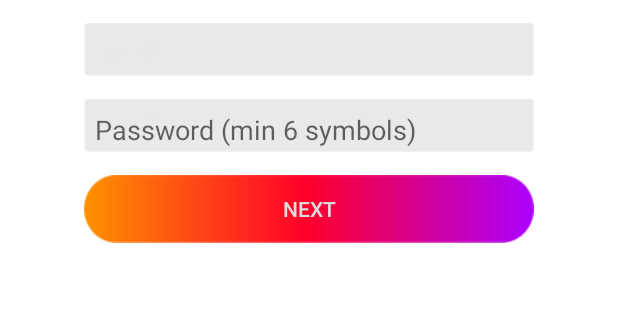
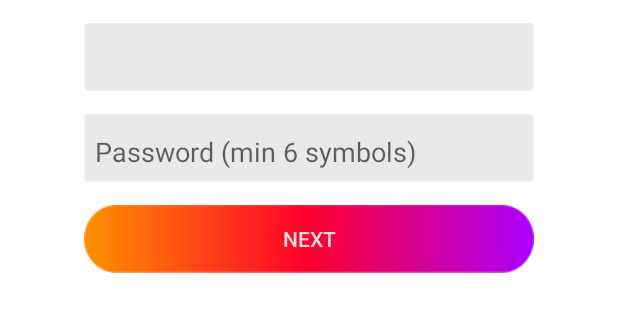
Before and after one commit to nirmel-lykkex/LykkeAndroid, an Android app: the layout auth_fragment.xml on its own in the app's theme, with its tools: preview values and no code run, on a phone screen of 412 x 824 dp. Shown: the top 312 px of the screen. Run offline under Robolectric (Android 15) with nearby library versions, the phone set to English and light mode, and no system bars.

Commit message:
Androidwd-6, ANDROIDWD-18

```diff
--- a/LykkeWallet/app/src/main/java/com/lykkex/LykkeWallet/gui/KysActivity.java
+++ b/LykkeWallet/app/src/main/java/com/lykkex/LykkeWallet/gui/KysActivity.java
@@ -58,7 +58,10 @@ public class KysActivity extends Activity implements CallBackListener {
         if (getIntent() == null || getIntent().getExtras() ==null ||
                 getIntent().getExtras().getString(Constants.EXTRA_KYS_STATUS) == null) {
             progressBarsendDocument.setVisibility(View.VISIBLE);
-            sendDocumentForCheck();
+            textViewsendDocument.setText(String.format(getString(R.string.dear_it_checked),
+                    new UserPref_(this).fullName().get()));
+            sendDocumentRel.setVisibility(View.VISIBLE);
+            initHandler();
         } else {
             fireKysStatus(getIntent().getExtras().getString(Constants.EXTRA_KYS_STATUS));
         }
--- a/LykkeWallet/app/src/main/java/com/lykkex/LykkeWallet/gui/activity/BaseActivity.java
+++ b/LykkeWallet/app/src/main/java/com/lykkex/LykkeWallet/gui/activity/BaseActivity.java
@@ -2,6 +2,7 @@ package com.lykkex.LykkeWallet.gui.activity;
 
 import android.os.Bundle;
 import android.support.v4.app.Fragment;
+import android.support.v4.app.FragmentTransaction;
 import android.support.v7.app.ActionBar;
 import android.support.v7.app.ActionBarActivity;
 
@@ -26,7 +27,9 @@ public class BaseActivity  extends ActionBarActivity {
         currentFragment.setArguments(arg);
         ActionBar actionBar = getSupportActionBar();
         ((BaseFragment) currentFragment).setUpActionBar(actionBar);
-        getSupportFragmentManager().beginTransaction()
+        FragmentTransaction transaction = getSupportFragmentManager().beginTransaction();
+       // transaction.set
+        transaction
                 .replace(R.id.fragmentContainer, currentFragment).commit();
     }
 }
--- a/LykkeWallet/app/src/main/java/com/lykkex/LykkeWallet/gui/fragments/statesegments/FieldStateMachine.java
+++ b/LykkeWallet/app/src/main/java/com/lykkex/LykkeWallet/gui/fragments/statesegments/FieldStateMachine.java
@@ -95,7 +95,8 @@ public class FieldStateMachine  {
 
         config.configure(FieldState.EmailSignInScreen)
                 .permit(FieldTrigger.Idle, FieldState.Idle)
-                .permit(FieldTrigger.EmailScreen, FieldState.EmailScreen);
+                .permit(FieldTrigger.EmailScreen, FieldState.EmailScreen)
+                .ignore(FieldTrigger.EmailSignInScreen);
 
         return config;
     }
--- a/LykkeWallet/app/src/main/res/layout/auth_fragment.xml
+++ b/LykkeWallet/app/src/main/res/layout/auth_fragment.xml
@@ -10,7 +10,7 @@
         android:paddingLeft="7dp"
         android:enabled="false"
         android:layout_width="300dp"
-        android:layout_height="35dp"
+        android:layout_height="45dp"
         android:layout_marginRight="8dp"
         android:layout_marginLeft="8dp"
         android:id="@+id/editTextLogin"
@@ -25,7 +25,7 @@
     <EditText
         android:paddingLeft="7dp"
         android:layout_width="300dp"
-        android:layout_height="35dp"
+        android:layout_height="45dp"
         android:inputType="textPassword"
         android:layout_marginLeft="8dp"
         android:hint="@string/first_password_hint"
--- a/LykkeWallet/app/src/main/res/layout/field_fragment.xml
+++ b/LykkeWallet/app/src/main/res/layout/field_fragment.xml
@@ -20,7 +20,7 @@
         <EditText
             android:paddingLeft="7dp"
             android:layout_width="300dp"
-            android:layout_height="35dp"
+            android:layout_height="45dp"
             android:id="@+id/editTextField"
             android:layout_centerVertical="true"
             android:background="@drawable/filed_background"
```
